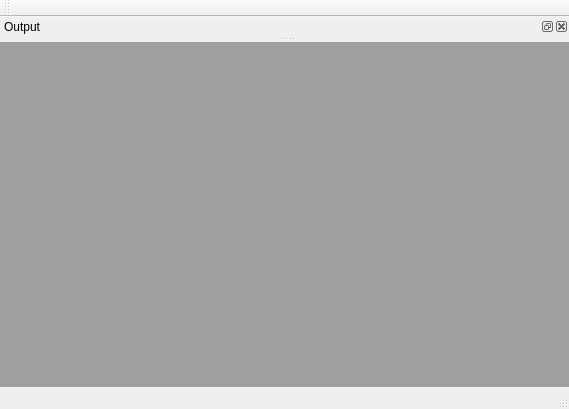
Old version of the form schLib/schGUI/schGUIMainWindow.ui in the repository kumar-lakshmanan/Sachathya.
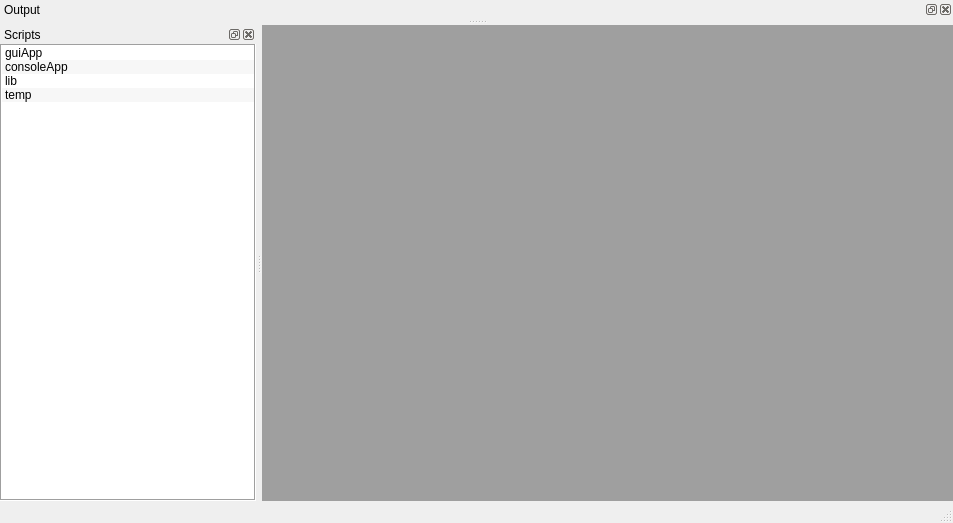
New version of the form. Custom widgets are drawn as their Qt base class.

Commit message: Scripts loader added Icons added

```diff
--- a/schLib/schGUI/schGUIMainWindow.ui
+++ b/schLib/schGUI/schGUIMainWindow.ui
@@ -6,8 +6,8 @@
    <rect>
     <x>0</x>
     <y>0</y>
-    <width>569</width>
-    <height>409</height>
+    <width>953</width>
+    <height>523</height>
    </rect>
   </property>
   <property name="windowTitle">
@@ -41,27 +41,6 @@
     </item>
    </layout>
   </widget>
-  <widget class="QMenuBar" name="menuBar">
-   <property name="geometry">
-    <rect>
-     <x>0</x>
-     <y>0</y>
-     <width>569</width>
-     <height>18</height>
-    </rect>
-   </property>
-  </widget>
-  <widget class="QToolBar" name="toolBar">
-   <property name="windowTitle">
-    <string>toolBar</string>
-   </property>
-   <attribute name="toolBarArea">
-    <enum>TopToolBarArea</enum>
-   </attribute>
-   <attribute name="toolBarBreak">
-    <bool>false</bool>
-   </attribute>
-  </widget>
   <widget class="QStatusBar" name="statusBar"/>
   <widget class="QDockWidget" name="dckSchStreamOut">
    <property name="features">
@@ -106,6 +85,100 @@
     </layout>
    </widget>
   </widget>
+  <widget class="QDockWidget" name="dckSchScripts">
+   <property name="windowTitle">
+    <string>Scripts</string>
+   </property>
+   <attribute name="dockWidgetArea">
+    <number>1</number>
+   </attribute>
+   <widget class="QWidget" name="dockWidgetContents_2">
+    <layout class="QGridLayout" name="gridLayout_3">
+     <property name="leftMargin">
+      <number>0</number>
+     </property>
+     <property name="topMargin">
+      <number>0</number>
+     </property>
+     <property name="rightMargin">
+      <number>0</number>
+     </property>
+     <property name="bottomMargin">
+      <number>0</number>
+     </property>
+     <property name="spacing">
+      <number>0</number>
+     </property>
+     <item row="0" column="0">
+      <widget class="QTreeWidget" name="treeWidget">
+       <property name="font">
+        <font>
+         <pointsize>9</pointsize>
+        </font>
+       </property>
+       <property name="frameShape">
+        <enum>QFrame::Box</enum>
+       </property>
+       <property name="editTriggers">
+        <set>QAbstractItemView::NoEditTriggers</set>
+       </property>
+       <property name="tabKeyNavigation">
+        <bool>true</bool>
+       </property>
+       <property name="showDropIndicator" stdset="0">
+        <bool>false</bool>
+       </property>
+       <property name="alternatingRowColors">
+        <bool>true</bool>
+       </property>
+       <property name="iconSize">
+        <size>
+         <width>16</width>
+         <height>16</height>
+        </size>
+       </property>
+       <property name="indentation">
+        <number>15</number>
+       </property>
+       <property name="rootIsDecorated">
+        <bool>false</bool>
+       </property>
+       <property name="uniformRowHeights">
+        <bool>true</bool>
+       </property>
+       <property name="headerHidden">
+        <bool>true</bool>
+       </property>
+       <column>
+        <property name="text">
+         <string>Scripts</string>
+        </property>
+       </column>
+       <item>
+        <property name="text">
+         <string>guiApp</string>
+        </property>
+       </item>
+       <item>
+        <property name="text">
+         <string>consoleApp</string>
+        </property>
+       </item>
+       <item>
+        <property name="text">
+         <string>lib</string>
+        </property>
+       </item>
+       <item>
+        <property name="text">
+         <string>temp</string>
+        </property>
+       </item>
+      </widget>
+     </item>
+    </layout>
+   </widget>
+  </widget>
  </widget>
  <customwidgets>
   <customwidget>
```
The commit also changes 8 other files.
